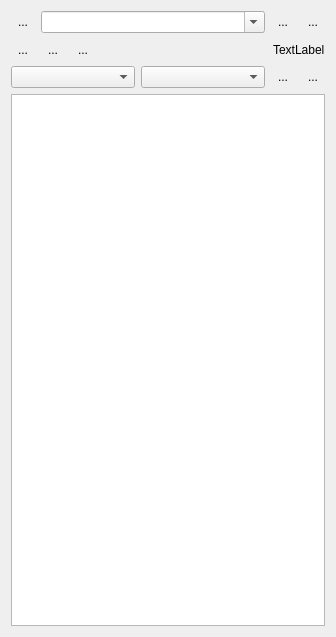
The window that ui/TodoList.ui (MonroeQuantumNetworks/IonControl) describes before a commit, drawn with Qt 5.
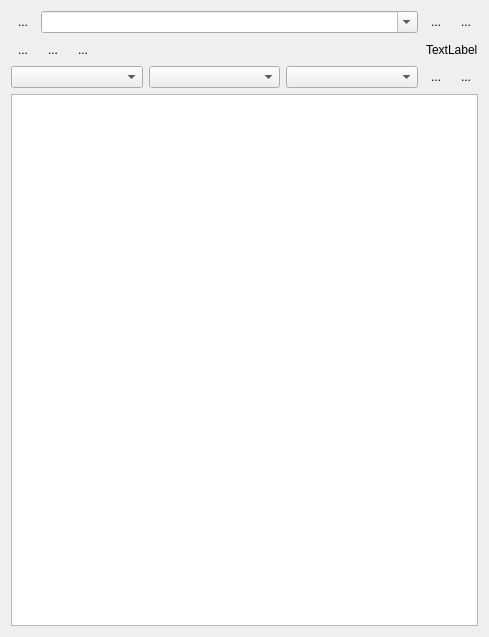
The same window after the commit. Icons and pictures are not drawn.

What changed in the file:
```diff
--- a/ui/TodoList.ui
+++ b/ui/TodoList.ui
@@ -6,7 +6,7 @@
    <rect>
     <x>0</x>
     <y>0</y>
-    <width>336</width>
+    <width>489</width>
     <height>637</height>
    </rect>
   </property>
@@ -186,6 +186,13 @@
        </property>
       </widget>
      </item>
+     <item>
+      <widget class="QComboBox" name="evaluationSelectionBox">
+       <property name="maxVisibleItems">
+        <number>100</number>
+       </property>
+      </widget>
+     </item>
      <item>
       <widget class="QToolButton" name="addMeasurementButton">
        <property name="text">
```
